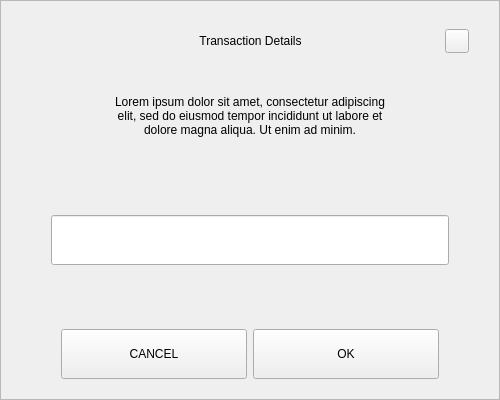
Above: src/qt/encocoin/forms/sendchangeaddressdialog.ui from kopernikus-git/xnk-1 before the change. Below: the same form after it.
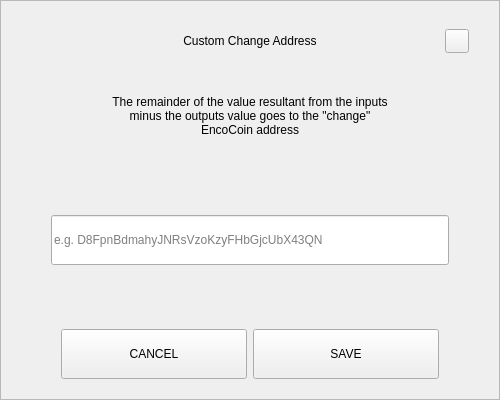
That is the form after the change.

```diff
--- a/src/qt/encocoin/forms/sendchangeaddressdialog.ui
+++ b/src/qt/encocoin/forms/sendchangeaddressdialog.ui
@@ -92,7 +92,7 @@
            <string notr="true">padding-left:24px;</string>
           </property>
           <property name="text">
-           <string>Transaction Details</string>
+           <string>Custom Change Address</string>
           </property>
           <property name="alignment">
            <set>Qt::AlignCenter</set>
@@ -164,7 +164,7 @@
          </size>
         </property>
         <property name="text">
-         <string>Lorem ipsum dolor sit amet, consectetur adipiscing elit, sed do eiusmod tempor incididunt ut labore et dolore magna aliqua. Ut enim ad minim.</string>
+         <string>The remainder of the value resultant from the inputs minus the outputs value goes to the &quot;change&quot; EncoCoin address</string>
         </property>
         <property name="alignment">
          <set>Qt::AlignCenter</set>
@@ -206,6 +206,9 @@
             <height>50</height>
            </size>
           </property>
+          <property name="placeholderText">
+           <string notr="true">e.g. D8FpnBdmahyJNRsVzoKzyFHbGjcUbX43QN</string>
+          </property>
          </widget>
         </item>
        </layout>
@@ -262,7 +265,7 @@
            <enum>Qt::NoFocus</enum>
           </property>
           <property name="text">
-           <string>OK</string>
+           <string>SAVE</string>
           </property>
          </widget>
         </item>
```
